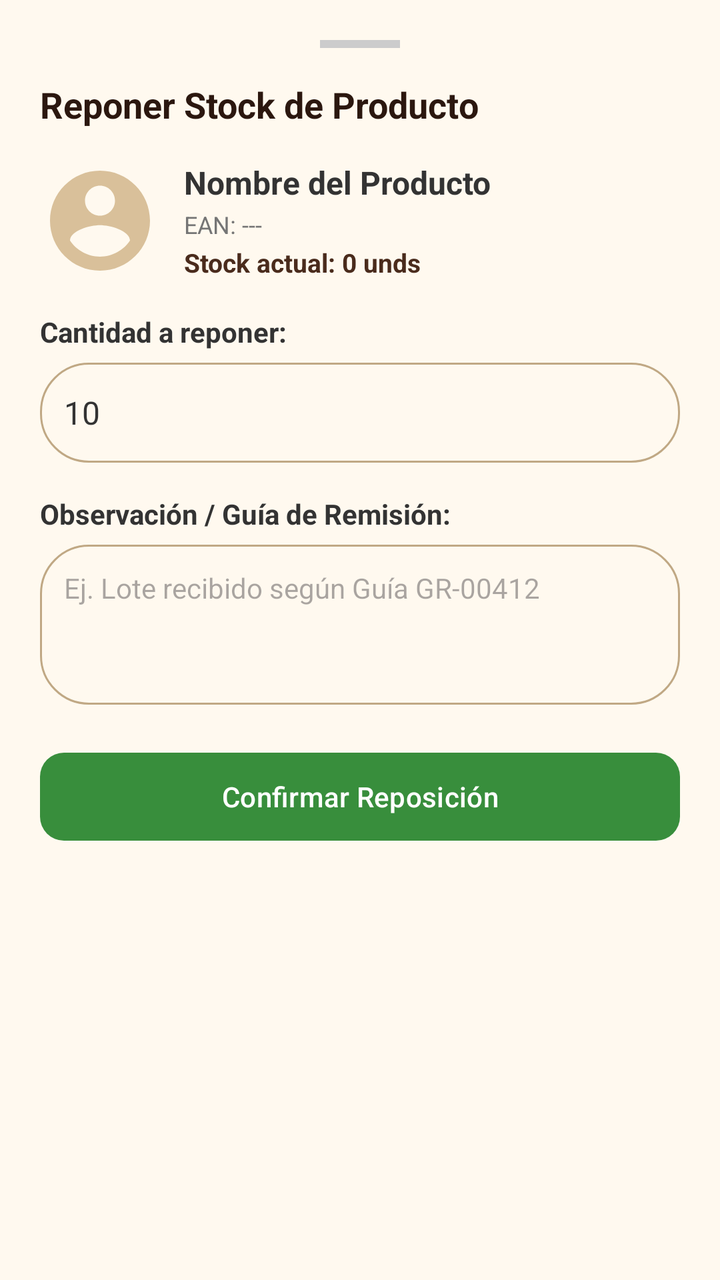
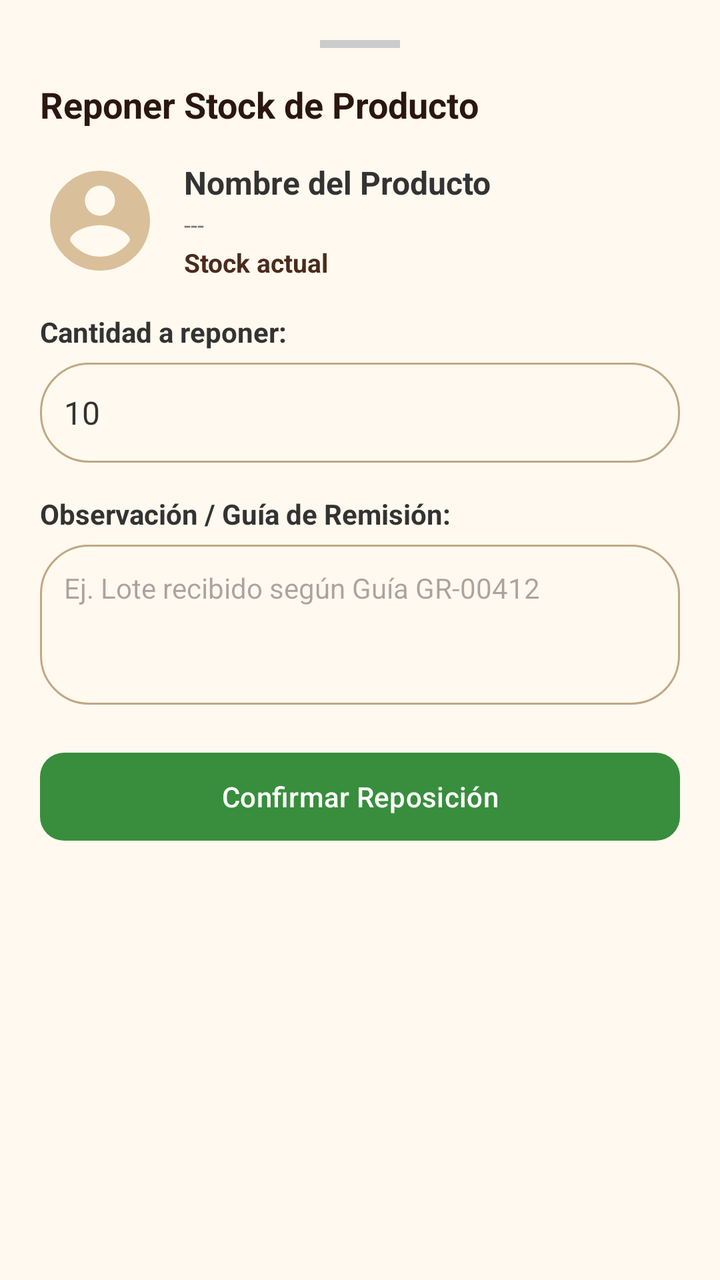

Compare the two renders of this Android layout. The source of the first and the diff that turns it into the second are given below.
<!-- AndroidManifest.xml: application theme Theme.PiccoliField -->
<!-- res/layout/dialog_bottom_sheet_reponer_stock.xml -->
<?xml version="1.0" encoding="utf-8"?>
<LinearLayout xmlns:android="http://schemas.android.com/apk/res/android"
    xmlns:app="http://schemas.android.com/apk/res-auto"
    android:layout_width="match_parent"
    android:layout_height="wrap_content"
    android:orientation="vertical"
    android:background="@color/color_fondo"
    android:padding="20dp">

    <View
        android:layout_width="40dp"
        android:layout_height="4dp"
        android:layout_gravity="center_horizontal"
        android:layout_marginBottom="16dp"
        android:background="#CCCCCC" />

    <TextView
        android:layout_width="match_parent"
        android:layout_height="wrap_content"
        android:text="Reponer Stock de Producto"
        android:textColor="@color/cafe_profundo"
        android:textSize="18sp"
        android:textStyle="bold"
        android:layout_marginBottom="16dp" />

    
    <LinearLayout
        android:layout_width="match_parent"
        android:layout_height="wrap_content"
        android:orientation="horizontal"
        android:gravity="center_vertical"
        android:layout_marginBottom="16dp">

        <ImageView
            android:id="@+id/ivProductoReposicion"
            android:layout_width="60dp"
            android:layout_height="60dp"
            android:src="@drawable/ic_avatar_placeholder" />

        <LinearLayout
            android:layout_width="0dp"
            android:layout_height="wrap_content"
            android:layout_weight="1"
            android:layout_marginStart="12dp"
            android:orientation="vertical">

            <TextView
                android:id="@+id/tvNombreProductoReposicion"
                android:layout_width="wrap_content"
                android:layout_height="wrap_content"
                android:text="Nombre del Producto"
                android:textColor="#333333"
                android:textSize="16sp"
                android:textStyle="bold" />

            <TextView
                android:id="@+id/tvEanReposicion"
                android:layout_width="wrap_content"
                android:layout_height="wrap_content"
                android:text="EAN: ---"
                android:textColor="#757575"
                android:textSize="12sp"
                android:layout_marginTop="2dp" />

            <TextView
                android:id="@+id/tvStockActualReposicion"
                android:layout_width="wrap_content"
                android:layout_height="wrap_content"
                android:text="Stock actual: 0 unds"
                android:textColor="@color/chocolate"
                android:textSize="13sp"
                android:textStyle="bold"
                android:layout_marginTop="2dp" />
        </LinearLayout>
    </LinearLayout>

    <TextView
        android:layout_width="match_parent"
        android:layout_height="wrap_content"
        android:text="Cantidad a reponer:"
        android:textColor="#333333"
        android:textSize="14sp"
        android:textStyle="bold"
        android:layout_marginBottom="6dp" />

    <EditText
        android:id="@+id/etCantidadReposicion"
        android:layout_width="match_parent"
        android:layout_height="50dp"
        android:background="@drawable/bg_search_box"
        android:inputType="number"
        android:text="10"
        android:paddingHorizontal="12dp"
        android:textColor="#333333"
        android:textSize="16sp"
        android:autofillHints="quantity"
        android:layout_marginBottom="16dp" />

    <TextView
        android:layout_width="match_parent"
        android:layout_height="wrap_content"
        android:text="Observación / Guía de Remisión:"
        android:textColor="#333333"
        android:textSize="14sp"
        android:textStyle="bold"
        android:layout_marginBottom="6dp" />

    <EditText
        android:id="@+id/etObservacionReposicion"
        android:layout_width="match_parent"
        android:layout_height="80dp"
        android:background="@drawable/bg_search_box"
        android:gravity="top|start"
        android:hint="Ej. Lote recibido según Guía GR-00412"
        android:padding="12dp"
        android:textColor="#333333"
        android:textSize="14sp"
        android:inputType="textMultiLine"
        android:autofillHints="description"
        android:layout_marginBottom="20dp" />

    <com.google.android.material.button.MaterialButton
        android:id="@+id/btnConfirmarReposicion"
        android:layout_width="match_parent"
        android:layout_height="52dp"
        android:text="Confirmar Reposición"
        app:backgroundTint="#388E3C"
        android:textColor="@android:color/white"
        app:cornerRadius="12dp" />

</LinearLayout>
<!-- resources referenced by this layout -->
<resources>
  <color name="cafe_profundo">#2B170F</color>
  <color name="chocolate">#4A2B1C</color>
  <color name="color_fondo">#FFF9EF</color>
  <!-- drawable bg_search_box (drawable) -->
  <?xml version="1.0" encoding="utf-8"?>
  <shape xmlns:android="http://schemas.android.com/apk/res/android"
      android:shape="rectangle">
      <solid android:color="@color/marfil_suave" />
      <corners android:radius="24dp" />
      <stroke android:width="1dp" android:color="@color/stroke_color" />
  </shape>
  <!-- drawable ic_avatar_placeholder (drawable) -->
  <vector xmlns:android="http://schemas.android.com/apk/res/android"
      android:width="48dp"
      android:height="48dp"
      android:viewportWidth="24"
      android:viewportHeight="24">
    <path
        android:fillColor="#D9C09A"
        android:pathData="M12,2C6.48,2 2,6.48 2,12s4.48,10 10,10 10,-4.48 10,-10S17.52,2 12,2zm0,3c1.66,0 3,1.34 3,3s-1.34,3 -3,3 -3,-1.34 -3,-3 1.34,-3 3,-3zm0,14.2c-2.5,0 -4.71,-1.28 -6,-3.22 0.03,-1.99 4,-3.08 6,-3.08 1.99,0 5.97,1.09 6,3.08 -1.29,1.94 -3.5,3.22 -6,3.22z"/>
  </vector>
  <style name="Theme.PiccoliField" parent="Base.Theme.PiccoliField" />
  <color name="marfil_suave">#FFF9EF</color>
  <color name="stroke_color">#C0A884</color>
  <style name="Base.Theme.PiccoliField" parent="Theme.Material3.DayNight.NoActionBar">
          
          
      </style>
</resources>

<!-- the commit's change to res/layout/dialog_bottom_sheet_reponer_stock.xml (unified diff, before → after) -->
@@ -17,7 +17,7 @@
     <TextView
         android:layout_width="match_parent"
         android:layout_height="wrap_content"
-        android:text="Reponer Stock de Producto"
+        android:text="@string/title_reponer_stock"
         android:textColor="@color/cafe_profundo"
         android:textSize="18sp"
         android:textStyle="bold"
@@ -35,7 +35,8 @@
             android:id="@+id/ivProductoReposicion"
             android:layout_width="60dp"
             android:layout_height="60dp"
-            android:src="@drawable/ic_avatar_placeholder" />
+            android:src="@drawable/ic_avatar_placeholder"
+            android:contentDescription="@string/hint_nombre_producto" />
 
         <LinearLayout
             android:layout_width="0dp"
@@ -48,7 +49,7 @@
                 android:id="@+id/tvNombreProductoReposicion"
                 android:layout_width="wrap_content"
                 android:layout_height="wrap_content"
-                android:text="Nombre del Producto"
+                android:text="@string/hint_nombre_producto"
                 android:textColor="#333333"
                 android:textSize="16sp"
                 android:textStyle="bold" />
@@ -57,7 +58,7 @@
                 android:id="@+id/tvEanReposicion"
                 android:layout_width="wrap_content"
                 android:layout_height="wrap_content"
-                android:text="EAN: ---"
+                android:text="@string/label_correo_vacio"
                 android:textColor="#757575"
                 android:textSize="12sp"
                 android:layout_marginTop="2dp" />
@@ -66,7 +67,7 @@
                 android:id="@+id/tvStockActualReposicion"
                 android:layout_width="wrap_content"
                 android:layout_height="wrap_content"
-                android:text="Stock actual: 0 unds"
+                android:text="@string/label_stock_actual"
                 android:textColor="@color/chocolate"
                 android:textSize="13sp"
                 android:textStyle="bold"
@@ -77,7 +78,7 @@
     <TextView
         android:layout_width="match_parent"
         android:layout_height="wrap_content"
-        android:text="Cantidad a reponer:"
+        android:text="@string/label_cantidad_reponer"
         android:textColor="#333333"
         android:textSize="14sp"
         android:textStyle="bold"
@@ -99,7 +100,7 @@
     <TextView
         android:layout_width="match_parent"
         android:layout_height="wrap_content"
-        android:text="Observación / Guía de Remisión:"
+        android:text="@string/label_observacion_reposicion"
         android:textColor="#333333"
         android:textSize="14sp"
         android:textStyle="bold"
@@ -111,7 +112,7 @@
         android:layout_height="80dp"
         android:background="@drawable/bg_search_box"
         android:gravity="top|start"
-        android:hint="Ej. Lote recibido según Guía GR-00412"
+        android:hint="@string/hint_observacion_reposicion"
         android:padding="12dp"
         android:textColor="#333333"
         android:textSize="14sp"
@@ -123,7 +124,7 @@
         android:id="@+id/btnConfirmarReposicion"
         android:layout_width="match_parent"
         android:layout_height="52dp"
-        android:text="Confirmar Reposición"
+        android:text="@string/btn_confirmar_reposicion"
         app:backgroundTint="#388E3C"
         android:textColor="@android:color/white"
         app:cornerRadius="12dp" />
<!-- resource entries referenced after the edit -->
@@ -21,6 +21,14 @@
         android:fillColor="#D9C09A"
         android:pathData="M12,2C6.48,2 2,6.48 2,12s4.48,10 10,10 10,-4.48 10,-10S17.52,2 12,2zm0,3c1.66,0 3,1.34 3,3s-1.34,3 -3,3 -3,-1.34 -3,-3 1.34,-3 3,-3zm0,14.2c-2.5,0 -4.71,-1.28 -6,-3.22 0.03,-1.99 4,-3.08 6,-3.08 1.99,0 5.97,1.09 6,3.08 -1.29,1.94 -3.5,3.22 -6,3.22z"/>
   </vector>
+  <string name="btn_confirmar_reposicion">Confirmar Reposición</string>
+  <string name="hint_nombre_producto">Nombre del Producto</string>
+  <string name="hint_observacion_reposicion">Ej. Lote recibido según Guía GR-00412</string>
+  <string name="label_cantidad_reponer">Cantidad a reponer:</string>
+  <string name="label_correo_vacio">---</string>
+  <string name="label_observacion_reposicion">Observación / Guía de Remisión:</string>
+  <string name="label_stock_actual">Stock actual</string>
+  <string name="title_reponer_stock">Reponer Stock de Producto</string>
   <style name="Theme.PiccoliField" parent="Base.Theme.PiccoliField" />
   <color name="marfil_suave">#FFF9EF</color>
   <color name="stroke_color">#C0A884</color>
